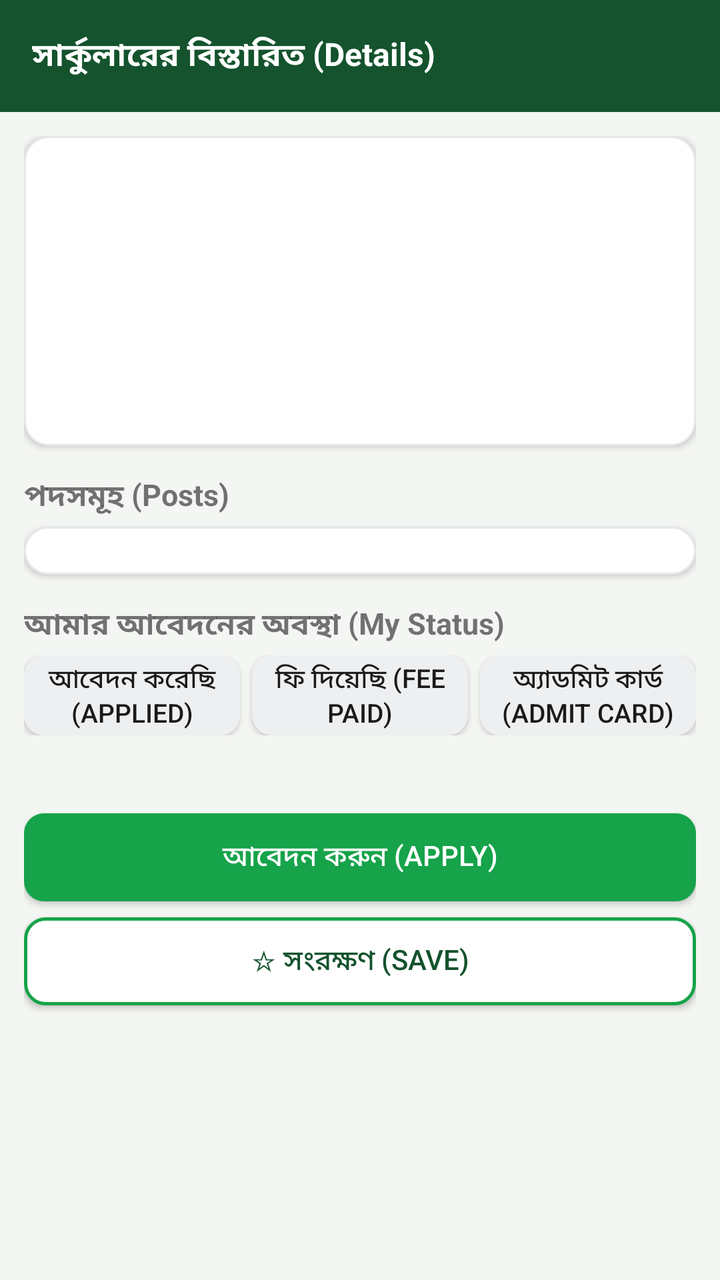
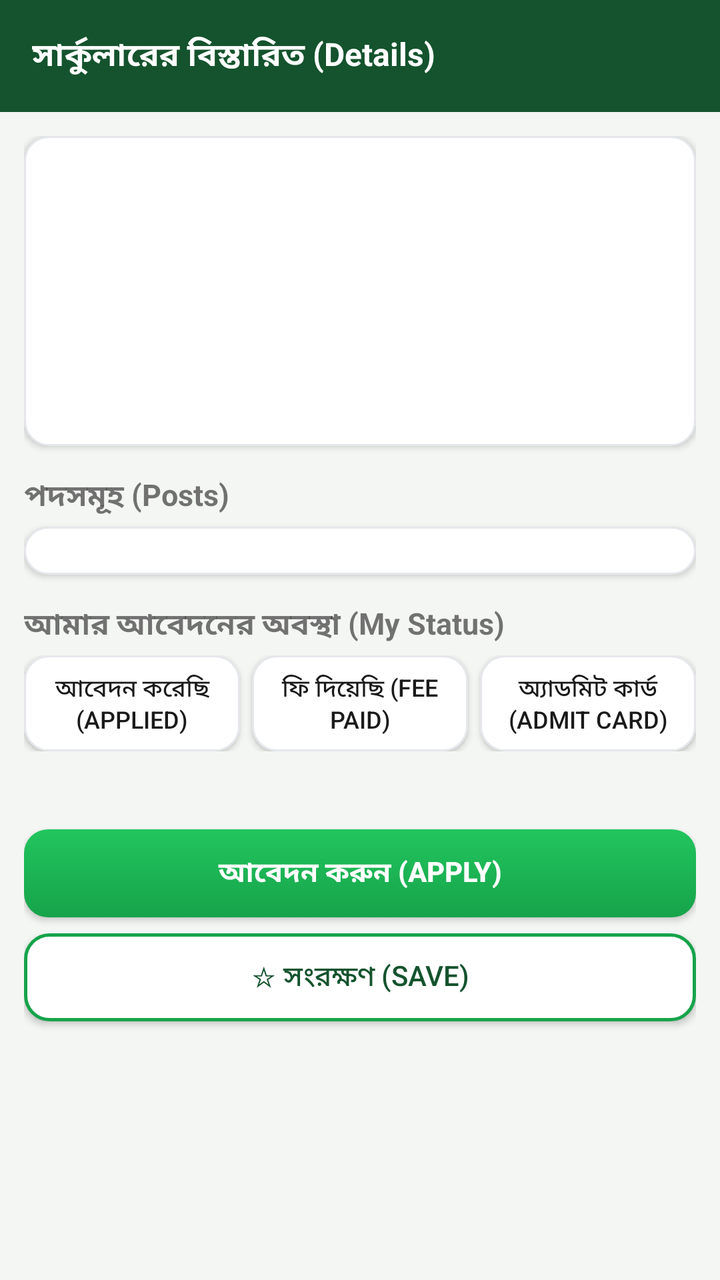

An Android layout rendered at two revisions. The XML below is the earlier revision; the diff shows what the commit changed to produce the second picture.
<!-- AndroidManifest.xml: application theme AppTheme -->
<!-- res/layout/activity_detail.xml -->
<?xml version="1.0" encoding="utf-8"?>
<LinearLayout xmlns:android="http://schemas.android.com/apk/res/android"
    android:layout_width="match_parent"
    android:layout_height="match_parent"
    android:orientation="vertical"
    android:background="@color/bg"
    android:fitsSystemWindows="true">

    <android.widget.Toolbar
        android:id="@+id/toolbar"
        android:layout_width="match_parent"
        android:layout_height="?android:attr/actionBarSize"
        android:background="@color/green_dark"
        android:titleTextColor="#ffffff"
        android:titleTextAppearance="@style/ToolbarTitle"
        android:title="@string/detail_title" />

    <ScrollView
        android:layout_width="match_parent"
        android:layout_height="match_parent"
        android:fillViewport="true">
        <LinearLayout
            android:layout_width="match_parent"
            android:layout_height="wrap_content"
            android:orientation="vertical"
            android:padding="12dp"
            android:paddingBottom="32dp">
            <LinearLayout
                android:layout_width="match_parent"
                android:layout_height="wrap_content"
                android:orientation="vertical"
                android:background="@drawable/card_bg"
                android:elevation="2dp"
                android:padding="12dp">
                <TextView
                    android:id="@+id/org"
                    android:layout_width="wrap_content"
                    android:layout_height="wrap_content"
                    android:textSize="17sp"
                    android:textStyle="bold"
                    android:lineSpacingMultiplier="1.15"
                    android:textColor="@color/text_dark" />
                <TextView
                    android:id="@+id/orgEn"
                    android:layout_width="wrap_content"
                    android:layout_height="wrap_content"
                    android:textColor="@color/text_grey"
                    android:textSize="13sp" />
                <TextView
                    android:id="@+id/metaLine"
                    android:layout_width="wrap_content"
                    android:layout_height="wrap_content"
                    android:layout_marginTop="6dp"
                    android:textSize="13sp"
                    android:lineSpacingMultiplier="1.15" />
                <TextView
                    android:id="@+id/deadlineLine"
                    android:layout_width="wrap_content"
                    android:layout_height="wrap_content"
                    android:layout_marginTop="4dp"
                    android:textSize="13sp" />
                <TextView
                    android:id="@+id/cdText"
                    android:layout_width="wrap_content"
                    android:layout_height="wrap_content"
                    android:layout_marginTop="2dp"
                    android:textSize="14sp"
                    android:textStyle="bold"
                    android:textColor="@color/green_dark" />
                <TextView
                    android:id="@+id/sourceNote"
                    android:layout_width="wrap_content"
                    android:layout_height="wrap_content"
                    android:layout_marginTop="8dp"
                    android:textColor="@color/text_grey"
                    android:textSize="12sp" />
            </LinearLayout>

            <TextView
                android:layout_width="wrap_content"
                android:layout_height="wrap_content"
                android:text="পদসমূহ (Posts)"
                android:textStyle="bold"
                android:textSize="15sp"
                android:layout_marginTop="14dp" />
            <LinearLayout
                android:id="@+id/postsBox"
                android:layout_width="match_parent"
                android:layout_height="wrap_content"
                android:orientation="vertical"
                android:background="@drawable/card_bg"
                android:elevation="2dp"
                android:padding="12dp"
                android:layout_marginTop="4dp" />

            <TextView
                android:layout_width="wrap_content"
                android:layout_height="wrap_content"
                android:text="আমার আবেদনের অবস্থা (My Status)"
                android:textStyle="bold"
                android:textSize="15sp"
                android:layout_marginTop="14dp" />
            <LinearLayout
                android:layout_width="match_parent"
                android:layout_height="wrap_content"
                android:orientation="horizontal"
                android:layout_marginTop="4dp">
                <Button
                    android:id="@+id/statusApplied"
                    android:layout_width="0dp"
                    android:layout_height="40dp"
                    android:layout_weight="1"
                    android:textSize="13sp"
                    android:text="আবেদন করেছি (Applied)"
                android:minHeight="0dp"
                android:background="@drawable/btn_ghost"
                android:textColor="@color/text_dark"
            />
                <Button
                    android:id="@+id/statusFee"
                    android:layout_width="0dp"
                    android:layout_height="40dp"
                    android:layout_weight="1"
                    android:textSize="13sp"
                    android:text="ফি দিয়েছি (Fee Paid)"
                    android:layout_marginLeft="6dp"
                android:minHeight="0dp"
                android:background="@drawable/btn_ghost"
                android:textColor="@color/text_dark"
            />
                <Button
                    android:id="@+id/statusAdmit"
                    android:layout_width="0dp"
                    android:layout_height="40dp"
                    android:layout_weight="1"
                    android:textSize="13sp"
                    android:text="অ্যাডমিট কার্ড (Admit Card)"
                    android:layout_marginLeft="6dp"
                android:minHeight="0dp"
                android:background="@drawable/btn_ghost"
                android:textColor="@color/text_dark"
            />
            </LinearLayout>
            <TextView
                android:id="@+id/statusText"
                android:layout_width="wrap_content"
                android:layout_height="wrap_content"
                android:layout_marginTop="6dp"
                android:textColor="@color/green_dark"
                android:textSize="14sp"
                android:textStyle="bold" />

            <Button
                android:id="@+id/applyBtn"
                android:layout_width="match_parent"
                android:layout_height="44dp"
                android:text="@string/apply"
                android:textSize="14sp"
                android:layout_marginTop="14dp"
                android:minHeight="0dp"
                android:background="@drawable/btn_primary"
                android:textColor="#ffffff"
            />
            <Button
                android:id="@+id/shortlistBtn"
                android:layout_width="match_parent"
                android:layout_height="44dp"
                android:text="@string/save_shortlist"
                android:textSize="14sp"
                android:layout_marginTop="8dp"
                android:minHeight="0dp"
                android:background="@drawable/btn_secondary"
                android:textColor="@color/green_dark"
            />
        </LinearLayout>
    </ScrollView>
</LinearLayout>
<!-- resources referenced by this layout -->
<resources>
  <color name="bg">#f4f6f3</color>
  <color name="green_dark">#14532d</color>
  <color name="text_dark">#1a1a1a</color>
  <color name="text_grey">#5f6368</color>
  <!-- drawable btn_ghost (drawable) -->
  <?xml version="1.0" encoding="utf-8"?>
  <shape xmlns:android="http://schemas.android.com/apk/res/android"
      android:shape="rectangle">
      <solid android:color="#EDEFF1" />
      <corners android:radius="10dp" />
  </shape>
  <!-- drawable btn_primary (drawable) -->
  <?xml version="1.0" encoding="utf-8"?>
  <shape xmlns:android="http://schemas.android.com/apk/res/android"
      android:shape="rectangle">
      <solid android:color="@color/green" />
      <corners android:radius="10dp" />
  </shape>
  <!-- drawable btn_secondary (drawable) -->
  <?xml version="1.0" encoding="utf-8"?>
  <shape xmlns:android="http://schemas.android.com/apk/res/android"
      android:shape="rectangle">
      <solid android:color="#ffffff" />
      <stroke android:width="1.5dp" android:color="@color/green" />
      <corners android:radius="10dp" />
  </shape>
  <!-- drawable card_bg (drawable) -->
  <?xml version="1.0" encoding="utf-8"?>
  <shape xmlns:android="http://schemas.android.com/apk/res/android"
      android:shape="rectangle">
      <solid android:color="#ffffff" />
      <stroke android:width="1dp" android:color="#E5E7EB" />
      <corners android:radius="12dp" />
  </shape>
  <string name="apply">আবেদন করুন (Apply)</string>
  <string name="detail_title">সার্কুলারের বিস্তারিত (Details)</string>
  <string name="save_shortlist">☆ সংরক্ষণ (Save)</string>
  <style name="ToolbarTitle">
          <item name="android:textSize">16sp</item>
          <item name="android:textStyle">bold</item>
      </style>
  <color name="green">#16a34a</color>
  <!-- unchanged entries left out for length: 1 -->
</resources>

<!-- the commit's change to res/layout/activity_detail.xml (unified diff, before → after) -->
@@ -108,9 +108,10 @@
                 <Button
                     android:id="@+id/statusApplied"
                     android:layout_width="0dp"
-                    android:layout_height="40dp"
+                    android:layout_height="48dp"
                     android:layout_weight="1"
-                    android:textSize="13sp"
+                    android:textSize="12sp"
+                    android:maxLines="2"
                     android:text="আবেদন করেছি (Applied)"
                 android:minHeight="0dp"
                 android:background="@drawable/btn_ghost"
@@ -119,9 +120,10 @@
                 <Button
                     android:id="@+id/statusFee"
                     android:layout_width="0dp"
-                    android:layout_height="40dp"
+                    android:layout_height="48dp"
                     android:layout_weight="1"
-                    android:textSize="13sp"
+                    android:textSize="12sp"
+                    android:maxLines="2"
                     android:text="ফি দিয়েছি (Fee Paid)"
                     android:layout_marginLeft="6dp"
                 android:minHeight="0dp"
@@ -131,9 +133,10 @@
                 <Button
                     android:id="@+id/statusAdmit"
                     android:layout_width="0dp"
-                    android:layout_height="40dp"
+                    android:layout_height="48dp"
                     android:layout_weight="1"
-                    android:textSize="13sp"
+                    android:textSize="12sp"
+                    android:maxLines="2"
                     android:text="অ্যাডমিট কার্ড (Admit Card)"
                     android:layout_marginLeft="6dp"
                 android:minHeight="0dp"
@@ -156,9 +159,11 @@
                 android:layout_height="44dp"
                 android:text="@string/apply"
                 android:textSize="14sp"
+                android:textStyle="bold"
                 android:layout_marginTop="14dp"
                 android:minHeight="0dp"
                 android:background="@drawable/btn_primary"
+                android:elevation="2dp"
                 android:textColor="#ffffff"
             />
             <Button
<!-- resource entries referenced after the edit -->
@@ -6,26 +6,22 @@
   <color name="text_grey">#5f6368</color>
   <!-- drawable btn_ghost (drawable) -->
   <?xml version="1.0" encoding="utf-8"?>
-  <shape xmlns:android="http://schemas.android.com/apk/res/android"
-      android:shape="rectangle">
-      <solid android:color="#EDEFF1" />
-      <corners android:radius="10dp" />
-  </shape>
+  <selector xmlns:android="http://schemas.android.com/apk/res/android">
+      <item android:state_pressed="true" android:drawable="@drawable/btn_ghost_pressed" />
+      <item android:drawable="@drawable/btn_ghost_normal" />
+  </selector>
   <!-- drawable btn_primary (drawable) -->
   <?xml version="1.0" encoding="utf-8"?>
-  <shape xmlns:android="http://schemas.android.com/apk/res/android"
-      android:shape="rectangle">
-      <solid android:color="@color/green" />
-      <corners android:radius="10dp" />
-  </shape>
+  <selector xmlns:android="http://schemas.android.com/apk/res/android">
+      <item android:state_pressed="true" android:drawable="@drawable/btn_primary_pressed" />
+      <item android:drawable="@drawable/btn_primary_normal" />
+  </selector>
   <!-- drawable btn_secondary (drawable) -->
   <?xml version="1.0" encoding="utf-8"?>
-  <shape xmlns:android="http://schemas.android.com/apk/res/android"
-      android:shape="rectangle">
-      <solid android:color="#ffffff" />
-      <stroke android:width="1.5dp" android:color="@color/green" />
-      <corners android:radius="10dp" />
-  </shape>
+  <selector xmlns:android="http://schemas.android.com/apk/res/android">
+      <item android:state_pressed="true" android:drawable="@drawable/btn_secondary_pressed" />
+      <item android:drawable="@drawable/btn_secondary_normal" />
+  </selector>
   <!-- drawable card_bg (drawable) -->
   <?xml version="1.0" encoding="utf-8"?>
   <shape xmlns:android="http://schemas.android.com/apk/res/android"
@@ -41,7 +37,62 @@
           <item name="android:textSize">16sp</item>
           <item name="android:textStyle">bold</item>
       </style>
+  <!-- drawable btn_ghost_pressed (drawable) -->
+  <?xml version="1.0" encoding="utf-8"?>
+  <shape xmlns:android="http://schemas.android.com/apk/res/android"
+      android:shape="rectangle">
+      <solid android:color="#F3F4F6" />
+      <stroke android:width="1dp" android:color="#E5E7EB" />
+      <corners android:radius="12dp" />
+  </shape>
+  <!-- drawable btn_ghost_normal (drawable) -->
+  <?xml version="1.0" encoding="utf-8"?>
+  <shape xmlns:android="http://schemas.android.com/apk/res/android"
+      android:shape="rectangle">
+      <solid android:color="#ffffff" />
+      <stroke android:width="1dp" android:color="#E5E7EB" />
+      <corners android:radius="12dp" />
+  </shape>
+  <!-- drawable btn_primary_pressed (drawable) -->
+  <?xml version="1.0" encoding="utf-8"?>
+  <shape xmlns:android="http://schemas.android.com/apk/res/android"
+      android:shape="rectangle">
+      <gradient
+          android:angle="270"
+          android:startColor="#16a34a"
+          android:endColor="#15803d"
+          android:type="linear" />
+      <corners android:radius="12dp" />
+  </shape>
+  <!-- drawable btn_primary_normal (drawable) -->
+  <?xml version="1.0" encoding="utf-8"?>
+  <shape xmlns:android="http://schemas.android.com/apk/res/android"
+      android:shape="rectangle">
+      <gradient
+          android:angle="270"
+          android:startColor="#22c55e"
+          android:endColor="#16a34a"
+          android:type="linear" />
+      <corners android:radius="12dp" />
+  </shape>
+  <!-- drawable btn_secondary_pressed (drawable) -->
+  <?xml version="1.0" encoding="utf-8"?>
+  <shape xmlns:android="http://schemas.android.com/apk/res/android"
+      android:shape="rectangle">
+      <solid android:color="@color/green_light" />
+      <stroke android:width="1.5dp" android:color="@color/green" />
+      <corners android:radius="12dp" />
+  </shape>
+  <!-- drawable btn_secondary_normal (drawable) -->
+  <?xml version="1.0" encoding="utf-8"?>
+  <shape xmlns:android="http://schemas.android.com/apk/res/android"
+      android:shape="rectangle">
+      <solid android:color="#ffffff" />
+      <stroke android:width="1.5dp" android:color="@color/green" />
+      <corners android:radius="12dp" />
+  </shape>
   <color name="green">#16a34a</color>
+  <color name="green_light">#dcfce7</color>
   <!-- unchanged entries left out for length: 1 -->
 </resources>
 
